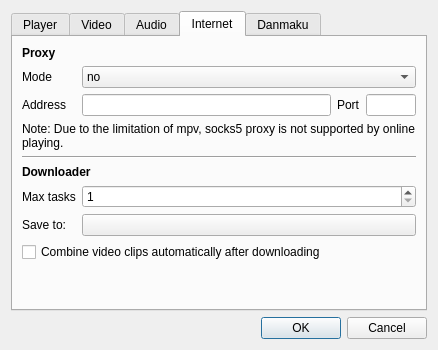
This is src/settingsdialog.ui in coslyk/moonplayer as Qt 5 draws it before an edit. The edited form follows.
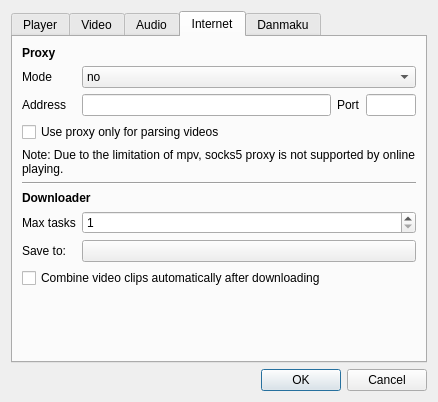
This is the edited form. The open tabs and pages were chosen to show the change.

Commit message: Add option: use proxy only for parsing

```diff
--- a/src/settingsdialog.ui
+++ b/src/settingsdialog.ui
@@ -7,7 +7,7 @@
     <x>0</x>
     <y>0</y>
     <width>438</width>
-    <height>350</height>
+    <height>402</height>
    </rect>
   </property>
   <property name="minimumSize">
@@ -225,23 +225,13 @@
        <string>Internet</string>
       </attribute>
       <layout class="QGridLayout" name="gridLayout">
-       <item row="1" column="0">
-        <widget class="QLabel" name="proxyLabel">
+       <item row="9" column="0" colspan="4">
+        <widget class="QCheckBox" name="combineCheckBox">
          <property name="text">
-          <string>Mode</string>
+          <string>Combine video clips automatically after downloading</string>
          </property>
         </widget>
        </item>
-       <item row="2" column="0">
-        <widget class="QLabel" name="addressLabel">
-         <property name="text">
-          <string>Address</string>
-         </property>
-        </widget>
-       </item>
-       <item row="2" column="1">
-        <widget class="QLineEdit" name="proxyEdit"/>
-       </item>
        <item row="2" column="2">
         <widget class="QLabel" name="portLabel">
          <property name="text">
@@ -249,6 +239,57 @@
          </property>
         </widget>
        </item>
+       <item row="7" column="1" colspan="3">
+        <widget class="QSpinBox" name="maxTaskSpinBox">
+         <property name="minimum">
+          <number>1</number>
+         </property>
+        </widget>
+       </item>
+       <item row="2" column="1">
+        <widget class="QLineEdit" name="proxyEdit"/>
+       </item>
+       <item row="6" column="0" colspan="4">
+        <widget class="QLabel" name="label_11">
+         <property name="text">
+          <string>&lt;html&gt;&lt;head/&gt;&lt;body&gt;&lt;p&gt;&lt;span style=&quot; font-weight:600;&quot;&gt;Downloader&lt;/span&gt;&lt;/p&gt;&lt;/body&gt;&lt;/html&gt;</string>
+         </property>
+        </widget>
+       </item>
+       <item row="4" column="0" colspan="4">
+        <widget class="QLabel" name="label">
+         <property name="text">
+          <string>Note: Due to the limitation of mpv, socks5 proxy is not supported by online playing.</string>
+         </property>
+         <property name="wordWrap">
+          <bool>true</bool>
+         </property>
+        </widget>
+       </item>
+       <item row="8" column="1" colspan="3">
+        <widget class="QPushButton" name="dirButton"/>
+       </item>
+       <item row="7" column="0">
+        <widget class="QLabel" name="maxTaskLabel">
+         <property name="text">
+          <string>Max tasks</string>
+         </property>
+        </widget>
+       </item>
+       <item row="2" column="0">
+        <widget class="QLabel" name="addressLabel">
+         <property name="text">
+          <string>Address</string>
+         </property>
+        </widget>
+       </item>
+       <item row="1" column="0">
+        <widget class="QLabel" name="proxyLabel">
+         <property name="text">
+          <string>Mode</string>
+         </property>
+        </widget>
+       </item>
        <item row="2" column="3">
         <widget class="QLineEdit" name="portEdit">
          <property name="sizePolicy">
@@ -265,47 +306,20 @@
          </property>
         </widget>
        </item>
-       <item row="4" column="0" colspan="4">
-        <widget class="Line" name="line_2">
-         <property name="orientation">
-          <enum>Qt::Horizontal</enum>
-         </property>
-        </widget>
-       </item>
-       <item row="6" column="0">
-        <widget class="QLabel" name="maxTaskLabel">
+       <item row="0" column="0" colspan="4">
+        <widget class="QLabel" name="label_12">
          <property name="text">
-          <string>Max tasks</string>
+          <string>&lt;html&gt;&lt;head/&gt;&lt;body&gt;&lt;p&gt;&lt;span style=&quot; font-weight:600;&quot;&gt;Proxy&lt;/span&gt;&lt;/p&gt;&lt;/body&gt;&lt;/html&gt;</string>
          </property>
         </widget>
        </item>
-       <item row="7" column="0">
+       <item row="8" column="0">
         <widget class="QLabel" name="label_3">
          <property name="text">
           <string>Save to:</string>
          </property>
         </widget>
        </item>
-       <item row="8" column="0" colspan="4">
-        <widget class="QCheckBox" name="combineCheckBox">
-         <property name="text">
-          <string>Combine video clips automatically after downloading</string>
-         </property>
-        </widget>
-       </item>
-       <item row="9" column="0">
-        <spacer name="verticalSpacer_3">
-         <property name="orientation">
-          <enum>Qt::Vertical</enum>
-         </property>
-         <property name="sizeHint" stdset="0">
-          <size>
-           <width>20</width>
-           <height>2</height>
-          </size>
-         </property>
-        </spacer>
-       </item>
        <item row="1" column="1" colspan="3">
         <widget class="QComboBox" name="proxyTypeComboBox">
          <item>
@@ -325,37 +339,30 @@
          </item>
         </widget>
        </item>
-       <item row="3" column="0" colspan="4">
-        <widget class="QLabel" name="label">
-         <property name="text">
-          <string>Note: Due to the limitation of mpv, socks5 proxy is not supported by online playing.</string>
+       <item row="10" column="0">
+        <spacer name="verticalSpacer_3">
+         <property name="orientation">
+          <enum>Qt::Vertical</enum>
          </property>
-         <property name="wordWrap">
-          <bool>true</bool>
+         <property name="sizeHint" stdset="0">
+          <size>
+           <width>20</width>
+           <height>2</height>
+          </size>
          </property>
-        </widget>
-       </item>
-       <item row="6" column="1" colspan="3">
-        <widget class="QSpinBox" name="maxTaskSpinBox">
-         <property name="minimum">
-          <number>1</number>
-         </property>
-        </widget>
-       </item>
-       <item row="7" column="1" colspan="3">
-        <widget class="QPushButton" name="dirButton"/>
+        </spacer>
        </item>
        <item row="5" column="0" colspan="4">
-        <widget class="QLabel" name="label_11">
-         <property name="text">
-          <string>&lt;html&gt;&lt;head/&gt;&lt;body&gt;&lt;p&gt;&lt;span style=&quot; font-weight:600;&quot;&gt;Downloader&lt;/span&gt;&lt;/p&gt;&lt;/body&gt;&lt;/html&gt;</string>
+        <widget class="Line" name="line_2">
+         <property name="orientation">
+          <enum>Qt::Horizontal</enum>
          </property>
         </widget>
        </item>
-       <item row="0" column="0" colspan="4">
-        <widget class="QLabel" name="label_12">
+       <item row="3" column="0" colspan="4">
+        <widget class="QCheckBox" name="proxyParsingOnlyCheckBox">
          <property name="text">
-          <string>&lt;html&gt;&lt;head/&gt;&lt;body&gt;&lt;p&gt;&lt;span style=&quot; font-weight:600;&quot;&gt;Proxy&lt;/span&gt;&lt;/p&gt;&lt;/body&gt;&lt;/html&gt;</string>
+          <string>Use proxy only for parsing videos</string>
          </property>
         </widget>
        </item>
```
The commit also changes 4 other files.
